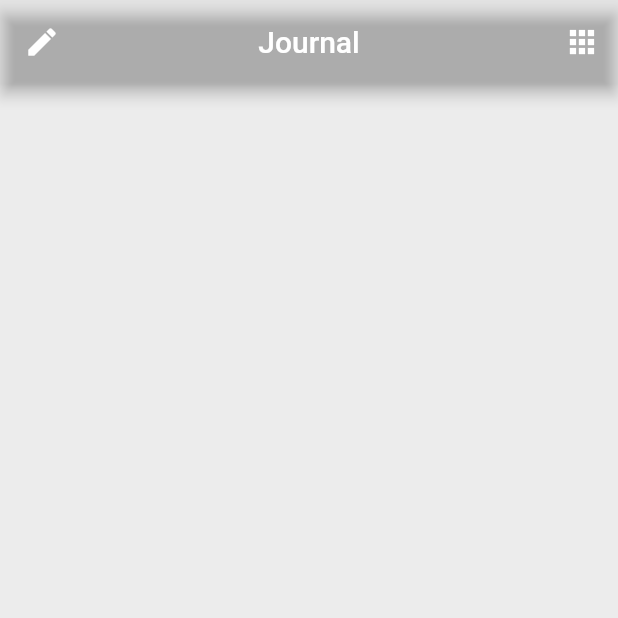
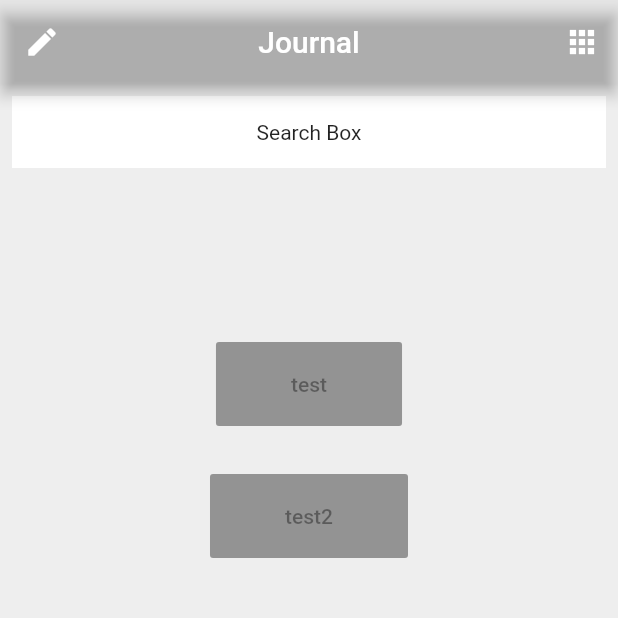
Before and after one commit to rprater/SmartJournal, a Flutter app: the screen it shows after launch, on a phone screen of 412 x 824 dp, the top half of it. Run offline on Flutter 3.47's test engine with Material 2 defaults, Android fonts, the phone set to English and light mode, and no system bars; missing offline and left inert: demoji.

Commit message:
added basic functionality

```diff
--- a/flutter_app/lib/screens/journal.dart
+++ b/flutter_app/lib/screens/journal.dart
@@ -30,13 +30,12 @@ class Journal extends StatelessWidget {
         ]
       ),
 
-      backgroundColor: kBackgroundColor,
+      backgroundColor: Colors.grey.shade200,
 
-      /*
-      body: SafeArea(
-          child: SingleChildScrollView(
+      body: SingleChildScrollView(
             child: Padding(
               padding: const EdgeInsets.all(8.0),
+
               child: Column(
 
                 mainAxisAlignment: MainAxisAlignment.center,
@@ -44,35 +43,55 @@ class Journal extends StatelessWidget {
 
                 children: [
 
-                   Row(
-                      children: <Widget>[
-                        Container(
-                          alignment: Alignment.topLeft,
-                          child:
-                            GestureDetector(
-                              onTap: () {
-                                Navigator.of(context).pushNamed(Entry.routeName);
-                              },
-                              child: Icon(Icons.edit),
-                            ),
+                  Column(
+
+                    children: <Widget>[
+                      Container(
+                        padding: EdgeInsets.all(16.0),
+                        color: Colors.white,
+                        child: Center(
+                          child: Text("Search Box")
                         ),
-                        Text("Journal"),
-                        Text("List View Button")
-                      ],
-                    ),
-
-                  Column(
-                    children: <Widget>[
-                       Text("Nihal"),
-                       JournalButton()
+                      ),
+                      buildMyButtons()
                     ]
                   )
+
                 ],
+
               ),
             ),
           )
-      ), */
     );
+    }
+
+    Center buildMyButtons()
+    {
+      // implement some logic to call the myButton method
+      return Center(
+        child: Column(
+          mainAxisSize: MainAxisSize.min,
+          children: <Widget> [
+            SizedBox( height: 100 ),
+            myButton("test", ""),
+            myButton("test2", "")
+          ]
+        )
+      );
+    }
+
+    Padding myButton(String textInput, String heading)
+    {
+      return Padding(
+        padding: EdgeInsets.all(16.0),
+        child: RaisedButton(
+          padding: EdgeInsets.fromLTRB(50.0, 20, 50, 20),
+          color: Colors.white,
+          focusColor: Colors.white,
+          elevation: 10.0,
+          child: Text(textInput)
+        )
+      );
     }
 }
 
```
